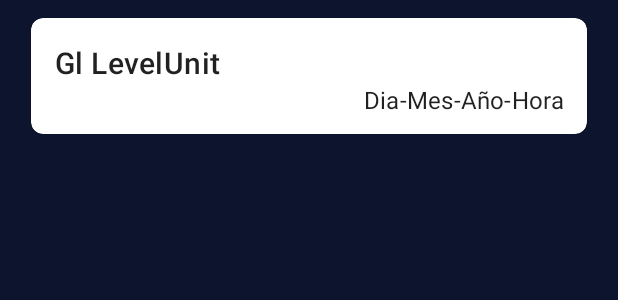
After one commit to SMGalan-dev/SMGalan-dev-TT_2020-A106, an Android app: the layout item_glucose_measurement.xml on its own in the app's theme, with its tools: preview values and no code run, on a phone screen of 412 x 824 dp. The commit adds this screen. Shown: the top 300 px of the screen. Run offline under Robolectric (Android 15) with nearby library versions, the phone set to English and light mode, and no system bars.

Commit message:
RecyclerView en Niveles de Glucosa

```diff
--- a/app/src/main/java/com/example/tt_a106_v0/patient_fragments/GlucometerFragment.kt
+++ b/app/src/main/java/com/example/tt_a106_v0/patient_fragments/GlucometerFragment.kt
@@ -66,7 +66,7 @@ class GlucometerFragment : AppCompatActivity() {
         val glucoseLevel = measurement
         val unit = unit
         val device = disp
-        val tst = ""
+        val date = date
         val intoUserIntent = Intent(this, MainActivityPatient1::class.java)
         val Terminate = findViewById<Button>(R.id.saveGlucbtn)
 
@@ -76,7 +76,8 @@ class GlucometerFragment : AppCompatActivity() {
                 hashMapOf(
                     "glucoseLevel" to glucoseLevel,
                     "unit" to unit,
-                    "device" to device
+                    "device" to device,
+                    "date" to date
                 )
             )
             startActivity(intoUserIntent)
--- /dev/null
+++ b/app/src/main/res/layout/item_glucose_measurement.xml
@@ -0,0 +1,57 @@
+<?xml version="1.0" encoding="utf-8"?>
+<com.google.android.material.card.MaterialCardView xmlns:android="http://schemas.android.com/apk/res/android"
+    xmlns:app="http://schemas.android.com/apk/res-auto"
+    xmlns:tools="http://schemas.android.com/tools"
+    android:id="@+id/item_glucose_card"
+    android:layout_width="match_parent"
+    android:layout_height="wrap_content"
+    android:layout_marginHorizontal="16dp"
+    android:layout_marginTop="6dp"
+    android:clickable="true"
+    android:focusable="true"
+    app:cardCornerRadius="8dp"
+    app:cardUseCompatPadding="true">
+
+    <androidx.constraintlayout.widget.ConstraintLayout
+        android:layout_width="match_parent"
+        android:layout_height="wrap_content"
+        android:paddingHorizontal="16dp"
+        android:paddingVertical="12dp">
+
+        <TextView
+            android:id="@+id/twItemDateDataGlucose"
+            android:layout_width="match_parent"
+            android:layout_height="wrap_content"
+            android:textAlignment="textEnd"
+            android:textAppearance="?attr/textAppearanceSubtitle1"
+            app:layout_constraintBottom_toBottomOf="parent"
+            app:layout_constraintEnd_toEndOf="parent"
+            app:layout_constraintHorizontal_bias="0.5"
+            app:layout_constraintStart_toStartOf="parent"
+            app:layout_constraintTop_toBottomOf="@+id/twItemUnitDataGlucose"
+            tools:text="Dia-Mes-Año-Hora" />
+
+        <TextView
+            android:id="@+id/twItemGLDataGlucose"
+            android:layout_width="wrap_content"
+            android:layout_height="wrap_content"
+            android:layout_marginVertical="4dp"
+            android:layout_marginTop="16dp"
+            android:text="Gl Level"
+            android:textAppearance="?attr/textAppearanceHeadline6"
+            app:layout_constraintStart_toStartOf="parent"
+            app:layout_constraintTop_toTopOf="parent" />
+
+        <TextView
+            android:id="@+id/twItemUnitDataGlucose"
+            android:layout_width="wrap_content"
+            android:layout_height="wrap_content"
+            android:layout_marginVertical="4dp"
+            android:text="Unit"
+            android:textAppearance="?attr/textAppearanceHeadline6"
+            app:layout_constraintStart_toEndOf="@+id/twItemGLDataGlucose"
+            app:layout_constraintTop_toTopOf="parent" />
+
+    </androidx.constraintlayout.widget.ConstraintLayout>
+
+</com.google.android.material.card.MaterialCardView>
```
Also changed, not shown: app/src/main/java/com/example/tt_a106_v0/patient_fragments/FirestoreAdapter.kt (added, +83 -0 lines), app/src/main/java/com/example/tt_a106_v0/patient_fragments/GlucoseAdapter.kt (added, +57 -0 lines), app/src/main/java/com/example/tt_a106_v0/patient_fragments/GlucoseMeasurementsFragment.kt (+46 -3 lines), app/src/main/java/com/example/tt_a106_v0/patient_fragments/GlucoseRecordsStructInDB.kt (added, +41 -0 lines), app/src/main/res/layout/fragment_glucose_measurements.xml (+6 -4 lines).
